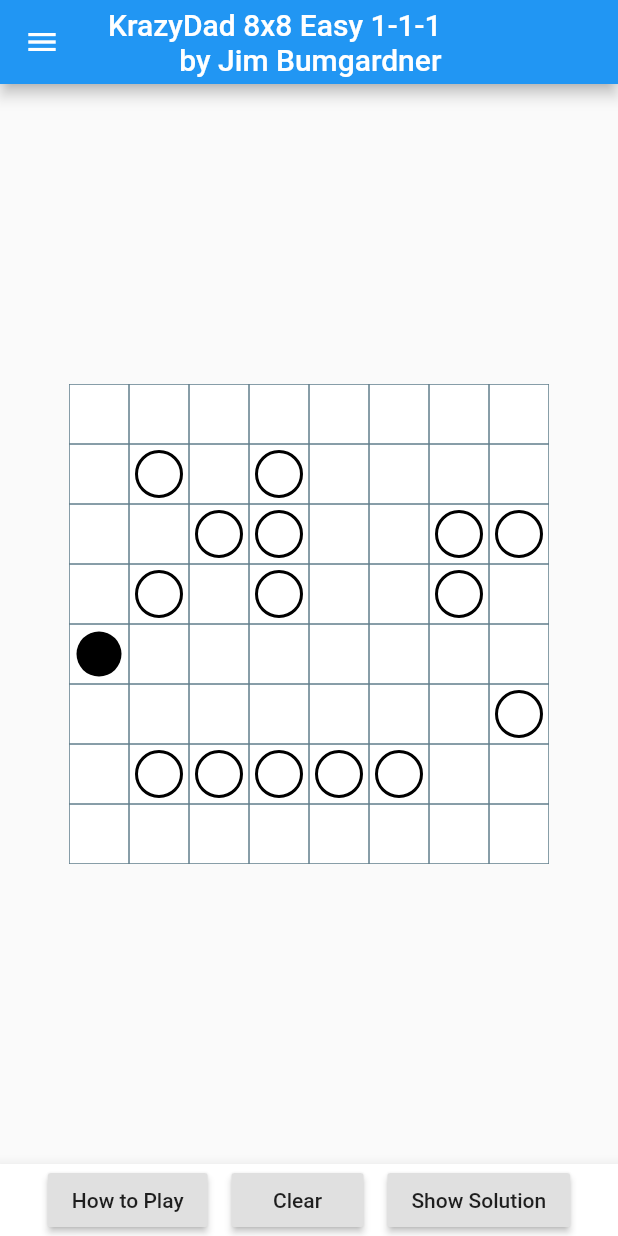
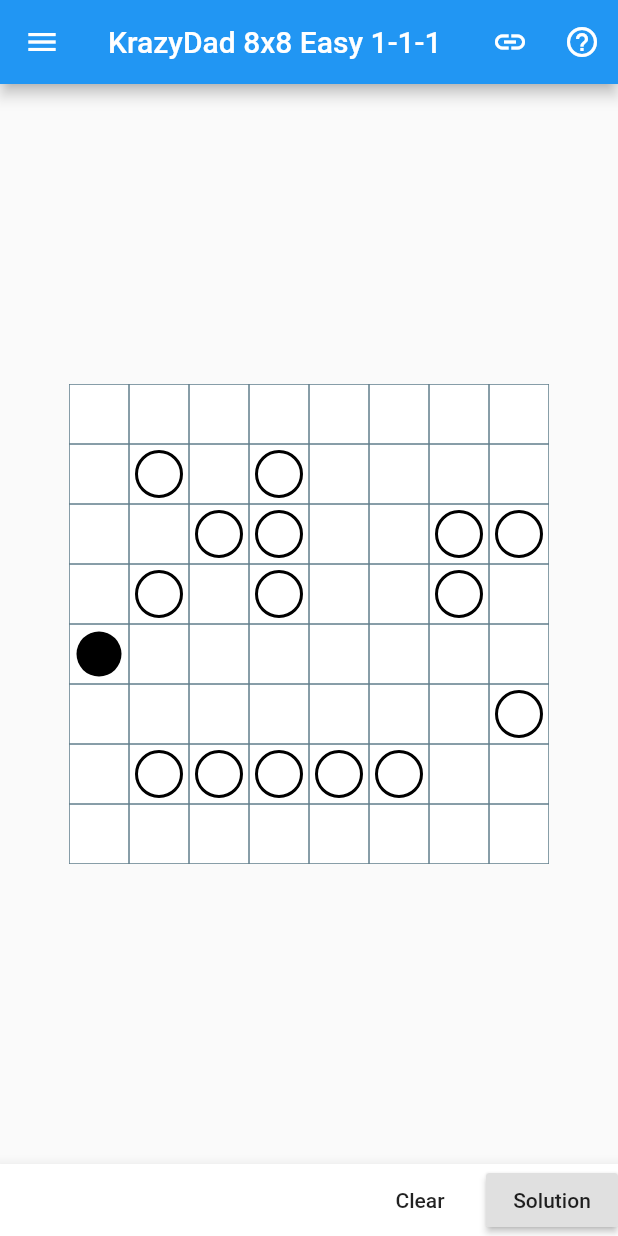
Before and after one commit to flar/masyu_app, a Flutter app: the screen it shows after launch, on a phone screen of 412 x 824 dp. Run offline on Flutter 3.47's test engine with Material 2 defaults, Android fonts, the phone set to English and light mode, and no system bars.

```diff
--- a/lib/main.dart
+++ b/lib/main.dart
@@ -346,16 +346,102 @@ class _MasyuHomePageState extends State<MasyuHomePage> {
     if (puzzle == null) {
       return Text('No puzzle loaded');
     }
-    if (puzzle.author == null) {
-      return Text(puzzle.description ?? 'Unknown puzzle');
-    }
-    return Column(
-      mainAxisAlignment: MainAxisAlignment.center,
-      crossAxisAlignment: CrossAxisAlignment.end,
-      children: [
-        Text(puzzle.description ?? 'Unknown puzzle', textAlign: TextAlign.left),
-        Text('by ${puzzle.author}', textAlign: TextAlign.right),
+    return Text(puzzle.description ?? 'Unknown puzzle');
+  }
+
+  static IconButton linkButton(String link) {
+    return link == null ? IconButton(
+      icon: Icon(Icons.link_off),
+      onPressed: null,
+    ) : IconButton(
+      icon: Icon(Icons.link),
+      onPressed: () => _launchURL(link),
+    );
+  }
+
+  AppBar appBar() {
+    return AppBar(
+      title: _title(),
+      actions: [
+        linkButton(puzzle.srcURL),
+        IconButton(
+            icon: Icon(Icons.help_outline),
+            onPressed: _launchHelpURL
+        ),
       ],
+    );
+  }
+
+  Drawer appDrawer() {
+    return Drawer(
+      child: ListView(
+        children: [
+          Text(
+            'Available puzzles',
+            style: Theme.of(context).textTheme.display1,
+            textAlign: TextAlign.center,
+          ),
+          Divider(),
+          for (var puzzle in kPuzzles)
+            ListTile(
+              title: Text(puzzle.description),
+              subtitle: puzzle.author == null ? null : Text(puzzle.author),
+              trailing: Icon(Icons.arrow_forward),
+              onTap: () {
+                _setPuzzle(puzzle);
+                Navigator.pop(context);
+              },
+            ),
+        ],
+      ),
+    );
+  }
+
+  BottomAppBar navBar() {
+    return BottomAppBar(
+      child: Row(
+        mainAxisAlignment: MainAxisAlignment.end,
+        children: [
+          FlatButton(
+            child: Text('Clear'),
+            onPressed: () => _clearPath(),
+          ),
+          RaisedButton(
+            child: Text('Solution'),
+            onPressed: puzzle.solution == null ? null : () => _showSolution(),
+          ),
+        ],
+      ),
+    );
+  }
+
+  Widget gridDisplay() {
+    return Center(
+      child: GestureDetector(
+        child: Column(
+          mainAxisAlignment: MainAxisAlignment.center,
+          children: [
+            for (var row in grid.rows)
+              Row(
+                mainAxisAlignment: MainAxisAlignment.center,
+                children: [
+                  for (var cell in row)
+                    ConstrainedBox(
+                      constraints: BoxConstraints(minWidth: 40, minHeight: 40),
+                      child:CustomPaint(
+                        key: cell.key,
+                        painter: cell.painter,
+                      ),
+                    ),
+                ],
+              ),
+          ],
+        ),
+        onPanDown: (details) => _doDrag(details.globalPosition),
+        onPanUpdate: (details) => _doDrag(details.globalPosition),
+        onPanEnd: (details) => dragStop(),
+        onPanCancel: () => dragStop(),
+      ),
     );
   }
 
@@ -377,81 +463,10 @@ class _MasyuHomePageState extends State<MasyuHomePage> {
   @override
   Widget build(BuildContext context) {
     return Scaffold(
-      appBar: AppBar(
-        title: _title(),
-      ),
-      drawer: Drawer(
-        child: ListView(
-          children: [
-            DrawerHeader(
-              child: Text('Available puzzles'),
-              decoration: BoxDecoration(
-                color: Theme.of(context).primaryColor,
-              ),
-            ),
-            for (var puzzle in kPuzzles)
-              ListTile(
-                title: Text(puzzle.description),
-                subtitle: Text(puzzle.author),
-                trailing: Icon(Icons.arrow_forward),
-                onTap: () {
-                  _setPuzzle(puzzle);
-                  Navigator.pop(context);
-                },
-              ),
-          ],
-        ),
-      ),
-      body: Center(
-        child: GestureDetector(
-          child: Column(
-            mainAxisAlignment: MainAxisAlignment.center,
-            children: [
-              for (var row in grid.rows)
-                Row(
-                  mainAxisAlignment: MainAxisAlignment.center,
-                  children: [
-                    for (var cell in row)
-                      CustomPaint(
-                        key: cell.key,
-                        isComplex: true,
-                        willChange: true,
-                        painter: cell.painter,
-                        child: Container(width: 40, height: 40),
-                      ),
-                  ],
-                ),
-            ],
-          ),
-          onPanDown: (details) => _doDrag(details.globalPosition),
-          onPanUpdate: (details) => _doDrag(details.globalPosition),
-          onPanEnd: (details) => dragStop(),
-          onPanCancel: () => dragStop(),
-        ),
-      ),
-      bottomNavigationBar: BottomAppBar(
-        child: Row(
-          mainAxisAlignment: MainAxisAlignment.center,
-          children: [
-            Spacer(flex: 2),
-            RaisedButton(
-              child: Text('How to Play'),
-              onPressed: _launchHelpURL,
-            ),
-            Spacer(),
-            RaisedButton(
-              child: Text('Clear'),
-              onPressed: () => _clearPath(),
-            ),
-            Spacer(),
-            RaisedButton(
-              child: Text('Show Solution'),
-              onPressed: puzzle.solution == null ? null : () => _showSolution(),
-            ),
-            Spacer(flex: 2),
-          ],
-        ),
-      ),
+      appBar: appBar(),
+      drawer: appDrawer(),
+      body: gridDisplay(),
+      bottomNavigationBar: navBar(),
     );
   }
 }
```
